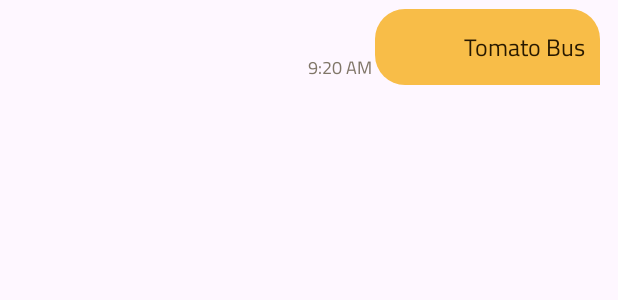
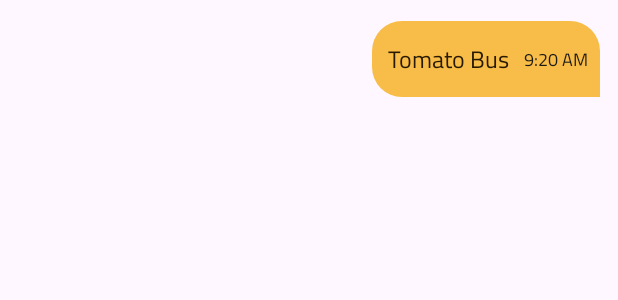
Before and after one commit to albasheer276/DoctorsPhones, an Android app: the layout chat_out_layout.xml on its own in the app's theme, with its tools: preview values and no code run, on a phone screen of 412 x 824 dp. Shown: the top 300 px of the screen. Run offline under Robolectric (Android 15) with nearby library versions, the phone set to English and light mode, and no system bars.

Commit message:
complete chat theme

```diff
--- a/app/src/main/res/layout/chat_out_layout.xml
+++ b/app/src/main/res/layout/chat_out_layout.xml
@@ -7,16 +7,26 @@
     android:paddingHorizontal="12dp"
     xmlns:app="http://schemas.android.com/apk/res-auto">
 
-    <TextView
-        android:id="@+id/chatItem_txtContent"
-        style="@style/ChatMessageContent"
-        android:gravity="right"
-        android:layout_width="0dp"
+    <androidx.constraintlayout.widget.ConstraintLayout
+        android:layout_width="wrap_content"
         android:layout_height="wrap_content"
+        android:layout_marginTop="8dp"
+        android:paddingEnd="8dp"
         android:background="@drawable/chat_out_bg"
         android:maxWidth="300dp"
         android:minWidth="150dp"
         app:layout_constraintEnd_toEndOf="parent"
+        app:layout_constraintTop_toTopOf="parent">
+
+        <TextView
+            android:id="@+id/chatItem_txtContent"
+            style="@style/ChatMessageContent"
+            android:layout_width="wrap_content"
+            android:layout_height="wrap_content"
+            android:maxWidth="300dp"
+            android:gravity="right"
+            app:layout_constraintEnd_toStartOf="@+id/chatItem_txtTimeAgo"
+            app:layout_constraintStart_toStartOf="parent"
             app:layout_constraintTop_toTopOf="parent"
             tools:text="Tomato Bus" />
 
@@ -25,8 +35,9 @@
             style="@style/TimeText"
             android:layout_width="wrap_content"
             android:layout_height="wrap_content"
-        android:layout_marginEnd="2dp"
             app:layout_constraintBottom_toBottomOf="@+id/chatItem_txtContent"
-        app:layout_constraintEnd_toStartOf="@+id/chatItem_txtContent"
+            app:layout_constraintEnd_toEndOf="parent"
+            app:layout_constraintTop_toTopOf="parent"
             tools:text="9:20 AM" />
     </androidx.constraintlayout.widget.ConstraintLayout>
+</androidx.constraintlayout.widget.ConstraintLayout>
--- a/app/src/main/res/values/themes.xml
+++ b/app/src/main/res/values/themes.xml
@@ -153,7 +153,7 @@
     </style>
 
     <style name="TimeText">
-        <item name="android:textColor">@color/md_theme_light_outline</item>
+        <item name="android:textColor">@color/md_theme_light_onBackground</item>
         <item name="android:textSize">12sp</item>
     </style>
 
```
Also changed, not shown: app/src/main/res/layout/chat_in_layout.xml (+18 -9 lines). Lines whose indentation alone changed are shown as unchanged.
